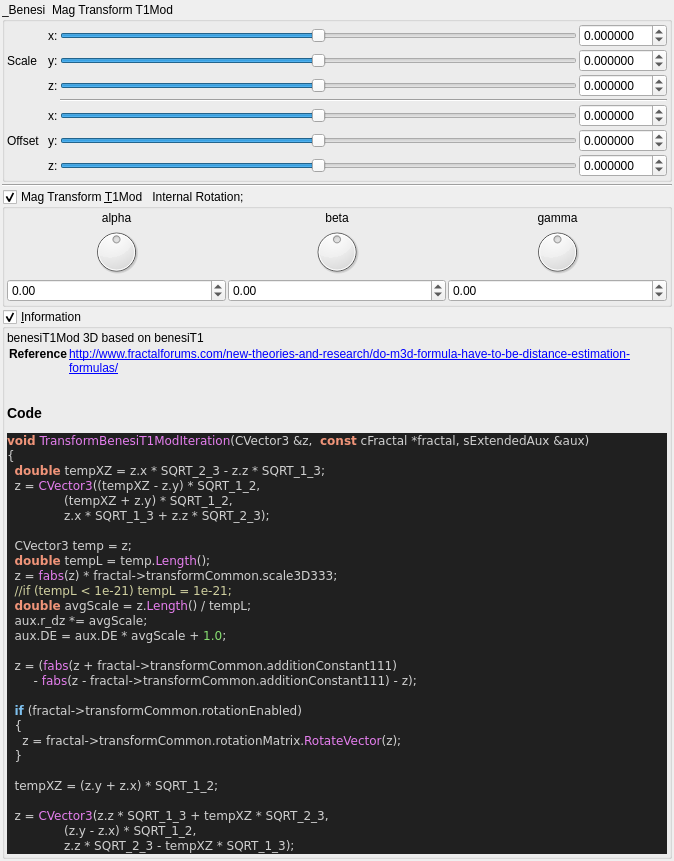
First picture: the form in mandelbulber2/qt_data/fractal_transf_benesi_T1Mod.ui, repository buddhi1980/mandelbulber2, before the edit.
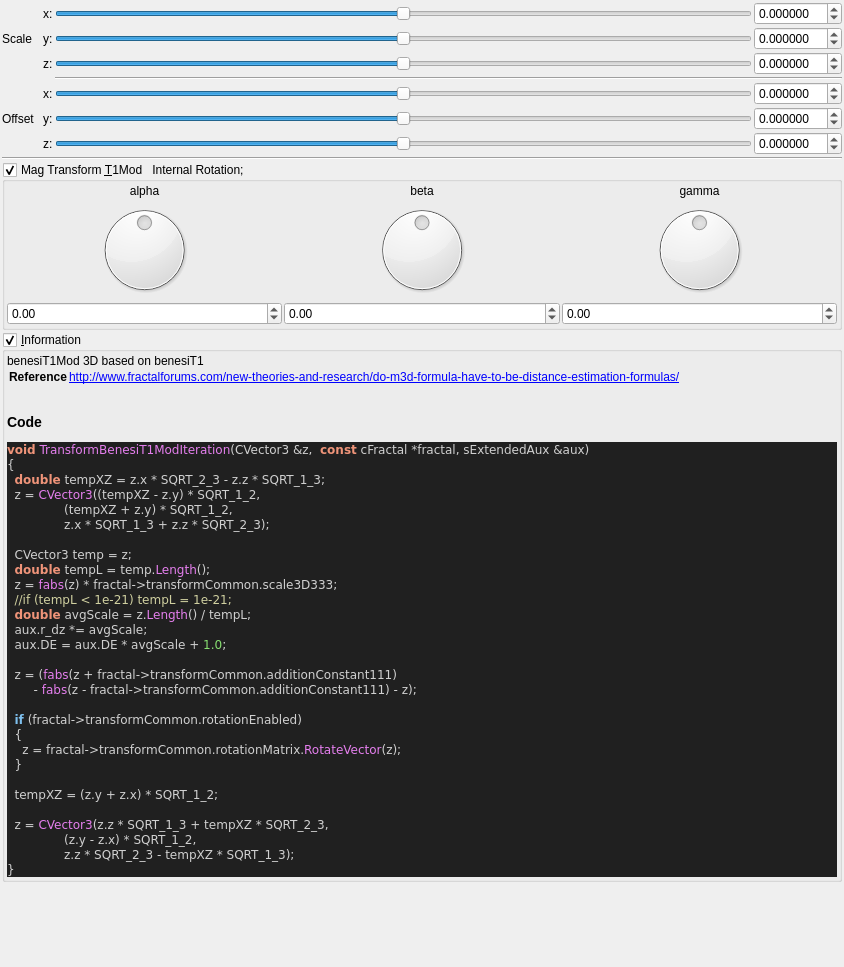
Second picture: the form after the edit. Custom widgets are drawn as their Qt base class.

```diff
--- a/mandelbulber2/qt_data/fractal_transf_benesi_T1Mod.ui
+++ b/mandelbulber2/qt_data/fractal_transf_benesi_T1Mod.ui
@@ -6,8 +6,8 @@
    <rect>
     <x>0</x>
     <y>0</y>
-    <width>674</width>
-    <height>735</height>
+    <width>844</width>
+    <height>967</height>
    </rect>
   </property>
   <property name="windowTitle">
@@ -30,33 +30,6 @@
     <number>2</number>
    </property>
    <item>
-    <widget class="QGroupBox" name="groupBox">
-     <property name="toolTip">
-      <string>&lt;html&gt;&lt;head/&gt;&lt;body&gt;&lt;p&gt;&lt;span style=&quot; color:#000000;&quot;&gt;benesiT1Mod,  based on BenesiT1&lt;/span&gt;&lt;/p&gt;&lt;p&gt;&lt;span style=&quot; font-family:'Courier New,courier'; color:#000000;&quot;&gt;http://www.fractalforums.com/new-theories-and-research/do-m3d-formula-have-to-be-distance-estimation-formulas/&lt;/span&gt;&lt;/p&gt;&lt;/body&gt;&lt;/html&gt;</string>
-     </property>
-     <property name="title">
-      <string>_Benesi  Mag Transform T1Mod</string>
-     </property>
-     <property name="checkable">
-      <bool>false</bool>
-     </property>
-     <layout class="QVBoxLayout" name="verticalLayout_29" stretch="0">
-      <property name="spacing">
-       <number>2</number>
-      </property>
-      <property name="leftMargin">
-       <number>2</number>
-      </property>
-      <property name="topMargin">
-       <number>2</number>
-      </property>
-      <property name="rightMargin">
-       <number>2</number>
-      </property>
-      <property name="bottomMargin">
-       <number>2</number>
-      </property>
-      <item>
        <layout class="QGridLayout" name="gridLayout_63">
         <property name="spacing">
          <number>2</number>
@@ -453,9 +426,6 @@
          </widget>
         </item>
        </layout>
-      </item>
-     </layout>
-    </widget>
    </item>
    <item>
     <widget class="Line" name="line_55">
```
Lines whose indentation alone changed are shown as unchanged.
